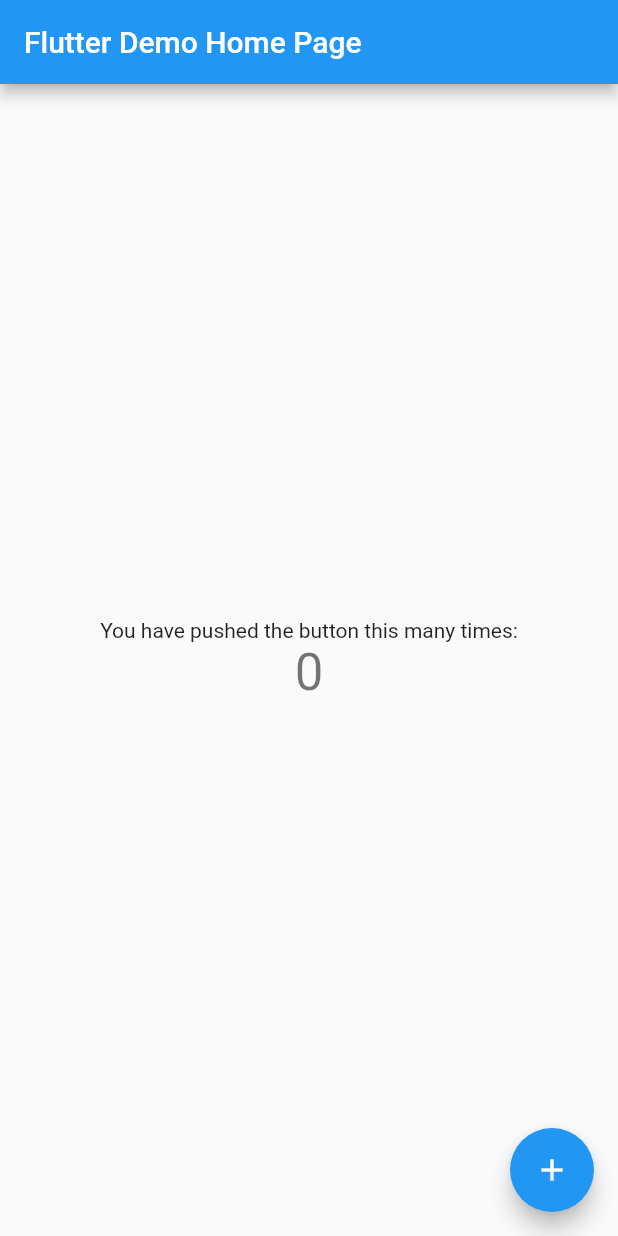
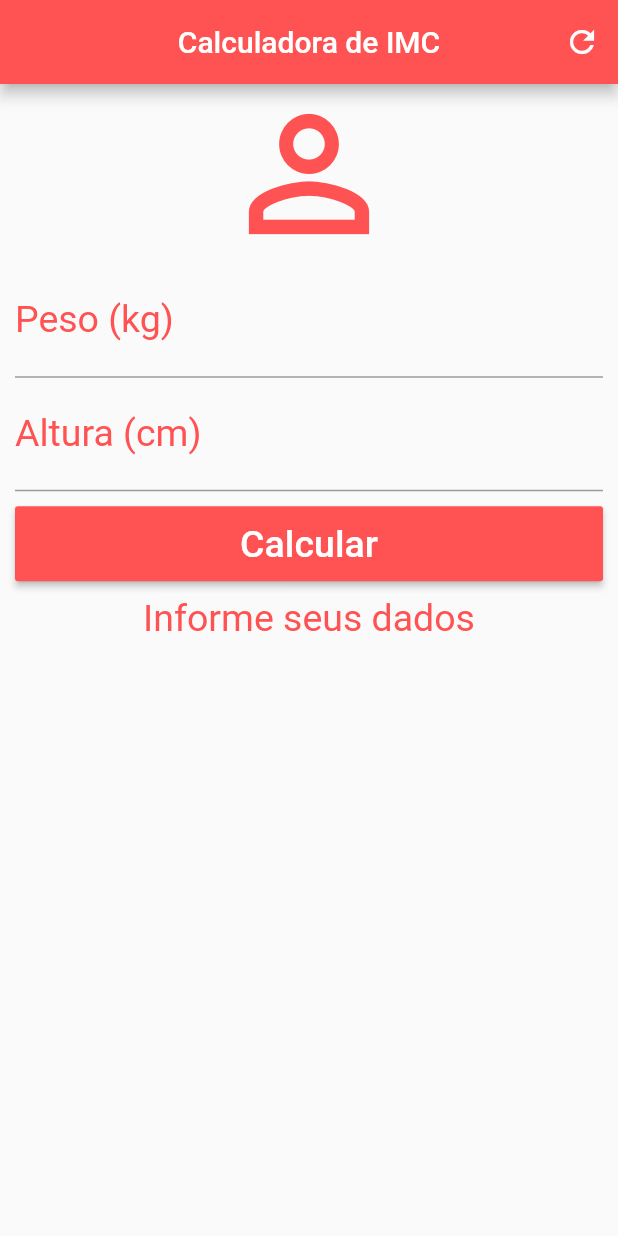
Before and after one commit to jeanls/calculadora_imc, a Flutter app: the screen it shows after launch, on a phone screen of 412 x 824 dp. Run offline on Flutter 3.47's test engine with Material 2 defaults, Android fonts, the phone set to English and light mode, and no system bars.

```diff
--- a/lib/main.dart
+++ b/lib/main.dart
@@ -1,111 +1,120 @@
+import 'dart:math';
+
 import 'package:flutter/material.dart';
 
-void main() => runApp(MyApp());
-
-class MyApp extends StatelessWidget {
-  // This widget is the root of your application.
-  @override
-  Widget build(BuildContext context) {
-    return MaterialApp(
-      title: 'Flutter Demo',
-      theme: ThemeData(
-        // This is the theme of your application.
-        //
-        // Try running your application with "flutter run". You'll see the
-        // application has a blue toolbar. Then, without quitting the app, try
-        // changing the primarySwatch below to Colors.green and then invoke
-        // "hot reload" (press "r" in the console where you ran "flutter run",
-        // or simply save your changes to "hot reload" in a Flutter IDE).
-        // Notice that the counter didn't reset back to zero; the application
-        // is not restarted.
-        primarySwatch: Colors.blue,
-      ),
-      home: MyHomePage(title: 'Flutter Demo Home Page'),
-    );
-  }
+void main() {
+  runApp(MaterialApp(home: Home()));
 }
 
-class MyHomePage extends StatefulWidget {
-  MyHomePage({Key key, this.title}) : super(key: key);
-
-  // This widget is the home page of your application. It is stateful, meaning
-  // that it has a State object (defined below) that contains fields that affect
-  // how it looks.
-
-  // This class is the configuration for the state. It holds the values (in this
-  // case the title) provided by the parent (in this case the App widget) and
-  // used by the build method of the State. Fields in a Widget subclass are
-  // always marked "final".
-
-  final String title;
-
+class Home extends StatefulWidget {
   @override
-  _MyHomePageState createState() => _MyHomePageState();
+  _HomeState createState() => _HomeState();
 }
 
-class _MyHomePageState extends State<MyHomePage> {
-  int _counter = 0;
+class _HomeState extends State<Home> {
+  TextEditingController weightController = TextEditingController();
+  TextEditingController heightController = TextEditingController();
+  GlobalKey<FormState> _formKey = GlobalKey<FormState>();
+  String _infoText = "Informe seus dados";
 
-  void _incrementCounter() {
+  void _resetFields() {
+    weightController.text = "";
+    heightController.text = "";
     setState(() {
-      // This call to setState tells the Flutter framework that something has
-      // changed in this State, which causes it to rerun the build method below
-      // so that the display can reflect the updated values. If we changed
-      // _counter without calling setState(), then the build method would not be
-      // called again, and so nothing would appear to happen.
-      _counter++;
+      _infoText = "Informe seus dados";
+      _formKey = GlobalKey<FormState>();
+    });
+  }
+
+  void _calculate() {
+    double weight = double.parse(weightController.text);
+    double height = double.parse(heightController.text);
+    setState(() {
+      _infoText = (weight / pow(height, 2)).toStringAsPrecision(4);
     });
   }
 
   @override
   Widget build(BuildContext context) {
-    // This method is rerun every time setState is called, for instance as done
-    // by the _incrementCounter method above.
-    //
-    // The Flutter framework has been optimized to make rerunning build methods
-    // fast, so that you can just rebuild anything that needs updating rather
-    // than having to individually change instances of widgets.
     return Scaffold(
       appBar: AppBar(
-        // Here we take the value from the MyHomePage object that was created by
-        // the App.build method, and use it to set our appbar title.
-        title: Text(widget.title),
+        title: Text("Calculadora de IMC"),
+        centerTitle: true,
+        backgroundColor: Colors.redAccent,
+        actions: <Widget>[
+          IconButton(
+            icon: Icon(Icons.refresh),
+            onPressed: () {
+              _resetFields();
+            },
+          )
+        ],
       ),
-      body: Center(
-        // Center is a layout widget. It takes a single child and positions it
-        // in the middle of the parent.
-        child: Column(
-          // Column is also a layout widget. It takes a list of children and
-          // arranges them vertically. By default, it sizes itself to fit its
-          // children horizontally, and tries to be as tall as its parent.
-          //
-          // Invoke "debug painting" (press "p" in the console, choose the
-          // "Toggle Debug Paint" action from the Flutter Inspector in Android
-          // Studio, or the "Toggle Debug Paint" command in Visual Studio Code)
-          // to see the wireframe for each widget.
-          //
-          // Column has various properties to control how it sizes itself and
-          // how it positions its children. Here we use mainAxisAlignment to
-          // center the children vertically; the main axis here is the vertical
-          // axis because Columns are vertical (the cross axis would be
-          // horizontal).
-          mainAxisAlignment: MainAxisAlignment.center,
-          children: <Widget>[
-            Text(
-              'You have pushed the button this many times:',
+      body: SingleChildScrollView(
+          padding: EdgeInsets.fromLTRB(10, 0, 10, 0),
+          child: Form(
+            key: _formKey,
+            child: Column(
+              crossAxisAlignment: CrossAxisAlignment.stretch,
+              children: <Widget>[
+                Icon(Icons.person_outline,
+                    size: 120.0, color: Colors.redAccent),
+                TextFormField(
+                  validator: (value) {
+                    if (value.isEmpty) {
+                      return "Insira seu peso";
+                    }
+                    return null;
+                  },
+                  controller: weightController,
+                  keyboardType: TextInputType.number,
+                  decoration: InputDecoration(
+                      labelText: "Peso (kg)",
+                      labelStyle: TextStyle(color: Colors.redAccent)),
+                  textAlign: TextAlign.center,
+                  style: TextStyle(color: Colors.redAccent, fontSize: 25),
+                ),
+                TextFormField(
+                  validator: (value) {
+                    if (value.isEmpty) {
+                      return "Insira sua altura";
+                    }
+                    return null;
+                  },
+                  controller: heightController,
+                  keyboardType: TextInputType.number,
+                  decoration: InputDecoration(
+                      labelText: "Altura (cm)",
+                      labelStyle: TextStyle(color: Colors.redAccent)),
+                  textAlign: TextAlign.center,
+                  style: TextStyle(color: Colors.redAccent, fontSize: 25),
+                ),
+                Padding(
+                  padding: EdgeInsets.only(top: 10, bottom: 10),
+                  child: Container(
+                    height: 50,
+                    child: RaisedButton(
+                      onPressed: () {
+                        if(_formKey.currentState.validate()){
+                          _calculate();
+                        }
+                      },
+                      child: Text(
+                        "Calcular",
+                        style: TextStyle(color: Colors.white, fontSize: 25),
+                      ),
+                      color: Colors.redAccent,
+                    ),
+                  ),
+                ),
+                Text(
+                  _infoText,
+                  textAlign: TextAlign.center,
+                  style: TextStyle(color: Colors.redAccent, fontSize: 25),
+                )
+              ],
             ),
-            Text(
-              '$_counter',
-              style: Theme.of(context).textTheme.display1,
-            ),
-          ],
-        ),
-      ),
-      floatingActionButton: FloatingActionButton(
-        onPressed: _incrementCounter,
-        tooltip: 'Increment',
-        child: Icon(Icons.add),
-      ), // This trailing comma makes auto-formatting nicer for build methods.
+          )),
     );
   }
 }
```
Also changed, not shown: 1 other file.
